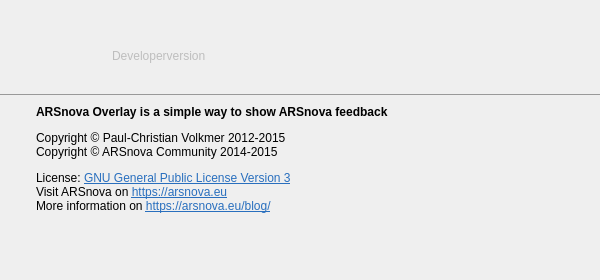
The window that src/ui/infodialog.ui (thm-projects/arsnova-overlay) describes before a commit, drawn with Qt 5.
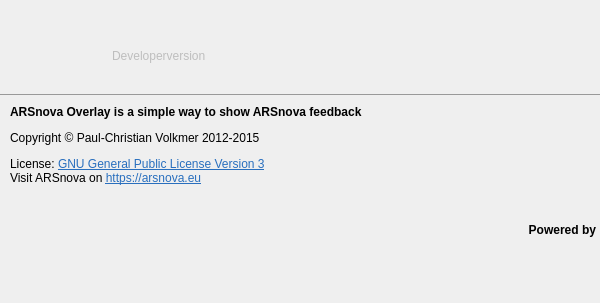
The same window after the commit. Icons and pictures are not drawn.

Commit message: New layout for menu and settings

What changed in the file:
```diff
--- a/src/ui/infodialog.ui
+++ b/src/ui/infodialog.ui
@@ -7,19 +7,19 @@
     <x>0</x>
     <y>0</y>
     <width>600</width>
-    <height>280</height>
+    <height>303</height>
    </rect>
   </property>
   <property name="minimumSize">
    <size>
     <width>600</width>
-    <height>280</height>
+    <height>300</height>
    </size>
   </property>
   <property name="maximumSize">
    <size>
     <width>600</width>
-    <height>281</height>
+    <height>303</height>
    </size>
   </property>
   <property name="windowTitle">
@@ -185,34 +185,18 @@
    </item>
    <item row="1" column="1">
     <layout class="QHBoxLayout" name="horizontalLayout">
-     <item>
-      <spacer name="horizontalSpacer">
-       <property name="orientation">
-        <enum>Qt::Horizontal</enum>
-       </property>
-       <property name="sizeType">
-        <enum>QSizePolicy::Fixed</enum>
-       </property>
-       <property name="sizeHint" stdset="0">
-        <size>
-         <width>26</width>
-         <height>20</height>
-        </size>
-       </property>
-      </spacer>
-     </item>
      <item>
       <widget class="QTextBrowser" name="textBrowser">
        <property name="minimumSize">
         <size>
          <width>0</width>
-         <height>180</height>
+         <height>200</height>
         </size>
        </property>
        <property name="maximumSize">
         <size>
          <width>16777215</width>
-         <height>180</height>
+         <height>200</height>
         </size>
        </property>
        <property name="styleSheet">
@@ -230,8 +214,11 @@
 p, li { white-space: pre-wrap; }
 &lt;/style&gt;&lt;/head&gt;&lt;body style=&quot; font-family:'Sans Serif'; font-size:8pt; font-weight:400; font-style:normal;&quot;&gt;
 &lt;p style=&quot; margin-top:12px; margin-bottom:12px; margin-left:0px; margin-right:0px; -qt-block-indent:0; text-indent:0px;&quot;&gt;&lt;span style=&quot; font-size:9pt; font-weight:600;&quot;&gt;ARSnova Overlay is a simple way to show ARSnova feedback&lt;/span&gt;&lt;/p&gt;
-&lt;p style=&quot; margin-top:12px; margin-bottom:12px; margin-left:0px; margin-right:0px; -qt-block-indent:0; text-indent:0px;&quot;&gt;&lt;span style=&quot; font-size:9pt;&quot;&gt;Copyright © Paul-Christian Volkmer 2012-2015&lt;br /&gt;Copyright © ARSnova Community 2014-2015 &lt;/span&gt;&lt;/p&gt;
-&lt;p style=&quot; margin-top:12px; margin-bottom:12px; margin-left:0px; margin-right:0px; -qt-block-indent:0; text-indent:0px;&quot;&gt;&lt;span style=&quot; font-size:9pt;&quot;&gt;License: &lt;/span&gt;&lt;a href=&quot;http://www.gnu.org/licenses/gpl-3.0.txt&quot;&gt;&lt;span style=&quot; font-size:9pt; text-decoration: underline; color:#296fbe;&quot;&gt;GNU General Public License Version 3&lt;br /&gt;&lt;/span&gt;&lt;/a&gt;&lt;span style=&quot; font-size:9pt;&quot;&gt;Visit ARSnova on &lt;/span&gt;&lt;a href=&quot;https://arsnova.eu&quot;&gt;&lt;span style=&quot; font-size:9pt; text-decoration: underline; color:#296fbe;&quot;&gt;https://arsnova.eu&lt;br /&gt;&lt;/span&gt;&lt;/a&gt;&lt;span style=&quot; font-size:9pt;&quot;&gt;More information on &lt;/span&gt;&lt;a href=&quot;https://arsnova.eu/blog/&quot;&gt;&lt;span style=&quot; font-size:9pt; text-decoration: underline; color:#296fbe;&quot;&gt;https://arsnova.eu/blog/&lt;/span&gt;&lt;/a&gt;&lt;/p&gt;&lt;/body&gt;&lt;/html&gt;</string>
+&lt;p style=&quot; margin-top:12px; margin-bottom:12px; margin-left:0px; margin-right:0px; -qt-block-indent:0; text-indent:0px;&quot;&gt;&lt;span style=&quot; font-size:9pt;&quot;&gt;Copyright © Paul-Christian Volkmer 2012-2015&lt;/span&gt;&lt;/p&gt;
+&lt;p style=&quot; margin-top:12px; margin-bottom:12px; margin-left:0px; margin-right:0px; -qt-block-indent:0; text-indent:0px;&quot;&gt;&lt;span style=&quot; font-size:9pt;&quot;&gt;License: &lt;/span&gt;&lt;a href=&quot;http://www.gnu.org/licenses/gpl-3.0.txt&quot;&gt;&lt;span style=&quot; font-size:9pt; text-decoration: underline; color:#296fbe;&quot;&gt;GNU General Public License Version 3&lt;br /&gt;&lt;/span&gt;&lt;/a&gt;&lt;span style=&quot; font-size:9pt;&quot;&gt;Visit ARSnova on &lt;/span&gt;&lt;a href=&quot;https://arsnova.eu&quot;&gt;&lt;span style=&quot; font-size:9pt; text-decoration: underline; color:#296fbe;&quot;&gt;https://arsnova.eu&lt;/span&gt;&lt;/a&gt;&lt;/p&gt;
+&lt;p style=&quot;-qt-paragraph-type:empty; margin-top:12px; margin-bottom:12px; margin-left:0px; margin-right:0px; -qt-block-indent:0; text-indent:0px; font-size:9pt; text-decoration: underline; color:#296fbe;&quot;&gt;&lt;br /&gt;&lt;/p&gt;
+&lt;p align=&quot;right&quot; style=&quot; margin-top:12px; margin-bottom:12px; margin-left:0px; margin-right:0px; -qt-block-indent:0; text-indent:0px;&quot;&gt;&lt;span style=&quot; font-size:9pt; font-weight:600;&quot;&gt;Powered by&lt;/span&gt;&lt;/p&gt;
+&lt;p align=&quot;right&quot; style=&quot; margin-top:12px; margin-bottom:12px; margin-left:0px; margin-right:0px; -qt-block-indent:0; text-indent:0px;&quot;&gt;&lt;img src=&quot;:/images/images/thm-logo.png&quot; /&gt;&lt;/p&gt;&lt;/body&gt;&lt;/html&gt;</string>
        </property>
        <property name="openExternalLinks">
         <bool>true</bool>
```
The commit also changes 7 other files.
